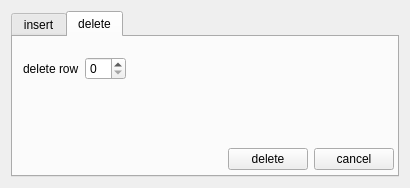
First picture: the form in src/ui/insertDeleteRowsWidget.ui, repository haskelladdict/sconcho, before the edit.
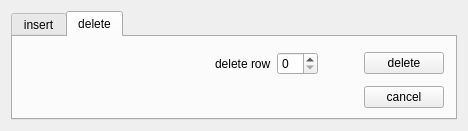
Second picture: the form after the edit. The open tabs and pages were chosen to show the change.

Commit message: Improved layout of row delete widget a bit.

```diff
--- a/src/ui/insertDeleteRowsWidget.ui
+++ b/src/ui/insertDeleteRowsWidget.ui
@@ -6,8 +6,8 @@
    <rect>
     <x>0</x>
     <y>0</y>
-    <width>410</width>
-    <height>188</height>
+    <width>468</width>
+    <height>131</height>
    </rect>
   </property>
   <property name="windowTitle">
@@ -17,23 +17,23 @@
    <item>
     <widget class="QTabWidget" name="tabWidget">
      <property name="currentIndex">
-      <number>0</number>
+      <number>1</number>
      </property>
      <widget class="QWidget" name="tab">
       <attribute name="title">
        <string>insert</string>
       </attribute>
-      <widget class="QWidget" name="layoutWidget">
+      <widget class="QWidget" name="">
        <property name="geometry">
         <rect>
          <x>10</x>
-         <y>20</y>
-         <width>364</width>
-         <height>114</height>
+         <y>10</y>
+         <width>425</width>
+         <height>65</height>
         </rect>
        </property>
-       <layout class="QVBoxLayout" name="verticalLayout_2">
-        <item>
+       <layout class="QGridLayout" name="gridLayout_2">
+        <item row="0" column="0">
          <layout class="QHBoxLayout" name="horizontalLayout">
           <item>
            <widget class="QLabel" name="label">
@@ -85,49 +85,45 @@
           </item>
          </layout>
         </item>
-        <item>
-         <spacer name="verticalSpacer">
+        <item row="0" column="2">
+         <widget class="QPushButton" name="insertButton">
+          <property name="text">
+           <string>insert</string>
+          </property>
+         </widget>
+        </item>
+        <item row="1" column="2">
+         <widget class="QPushButton" name="insertCancelButton">
+          <property name="text">
+           <string>cancel</string>
+          </property>
+         </widget>
+        </item>
+        <item row="0" column="1">
+         <spacer name="horizontalSpacer">
           <property name="orientation">
-           <enum>Qt::Vertical</enum>
+           <enum>Qt::Horizontal</enum>
           </property>
           <property name="sizeHint" stdset="0">
            <size>
-            <width>20</width>
-            <height>40</height>
+            <width>40</width>
+            <height>20</height>
            </size>
           </property>
          </spacer>
         </item>
-        <item>
-         <layout class="QHBoxLayout" name="horizontalLayout_2">
-          <item>
-           <spacer name="horizontalSpacer">
-            <property name="orientation">
-             <enum>Qt::Horizontal</enum>
-            </property>
-            <property name="sizeHint" stdset="0">
-             <size>
-              <width>40</width>
-              <height>20</height>
-             </size>
-            </property>
-           </spacer>
-          </item>
-          <item>
-           <widget class="QPushButton" name="insertButton">
-            <property name="text">
-             <string>insert</string>
-            </property>
-           </widget>
-          </item>
-          <item>
-           <widget class="QPushButton" name="insertCancelButton">
-            <property name="text">
-             <string>cancel</string>
-            </property>
-           </widget>
-          </item>
-         </layout>
+        <item row="1" column="1">
+         <spacer name="horizontalSpacer_2">
+          <property name="orientation">
+           <enum>Qt::Horizontal</enum>
+          </property>
+          <property name="sizeHint" stdset="0">
+           <size>
+            <width>40</width>
+            <height>20</height>
+           </size>
+          </property>
+         </spacer>
         </item>
        </layout>
       </widget>
@@ -139,82 +135,95 @@
       <widget class="QWidget" name="">
        <property name="geometry">
         <rect>
-         <x>10</x>
-         <y>20</y>
-         <width>371</width>
-         <height>113</height>
+         <x>0</x>
+         <y>10</y>
+         <width>431</width>
+         <height>67</height>
         </rect>
        </property>
-       <layout class="QVBoxLayout" name="verticalLayout_3">
+       <layout class="QHBoxLayout" name="horizontalLayout_2">
         <item>
-         <layout class="QHBoxLayout" name="horizontalLayout_3">
-          <item>
-           <widget class="QLabel" name="label_4">
-            <property name="text">
-             <string>delete row</string>
-            </property>
-           </widget>
-          </item>
-          <item>
-           <widget class="QSpinBox" name="deleteRowWidget"/>
-          </item>
-          <item>
-           <spacer name="horizontalSpacer_3">
-            <property name="orientation">
-             <enum>Qt::Horizontal</enum>
-            </property>
-            <property name="sizeHint" stdset="0">
-             <size>
-              <width>40</width>
-              <height>20</height>
-             </size>
-            </property>
-           </spacer>
-          </item>
-         </layout>
-        </item>
-        <item>
-         <spacer name="verticalSpacer_2">
+         <spacer name="horizontalSpacer_6">
           <property name="orientation">
-           <enum>Qt::Vertical</enum>
+           <enum>Qt::Horizontal</enum>
           </property>
           <property name="sizeHint" stdset="0">
            <size>
-            <width>20</width>
-            <height>40</height>
+            <width>40</width>
+            <height>20</height>
            </size>
           </property>
          </spacer>
         </item>
         <item>
-         <layout class="QHBoxLayout" name="horizontalLayout_4">
-          <item>
-           <spacer name="horizontalSpacer_2">
-            <property name="orientation">
-             <enum>Qt::Horizontal</enum>
-            </property>
-            <property name="sizeHint" stdset="0">
-             <size>
-              <width>40</width>
-              <height>20</height>
-             </size>
-            </property>
-           </spacer>
-          </item>
-          <item>
+         <layout class="QGridLayout" name="gridLayout">
+          <item row="0" column="2">
            <widget class="QPushButton" name="deleteButton">
             <property name="text">
              <string>delete</string>
             </property>
            </widget>
           </item>
-          <item>
+          <item row="1" column="2">
            <widget class="QPushButton" name="deleteCancelButton">
             <property name="text">
              <string>cancel</string>
             </property>
            </widget>
           </item>
+          <item row="1" column="1">
+           <spacer name="horizontalSpacer_5">
+            <property name="orientation">
+             <enum>Qt::Horizontal</enum>
+            </property>
+            <property name="sizeHint" stdset="0">
+             <size>
+              <width>40</width>
+              <height>20</height>
+             </size>
+            </property>
+           </spacer>
+          </item>
+          <item row="0" column="1">
+           <spacer name="horizontalSpacer_4">
+            <property name="orientation">
+             <enum>Qt::Horizontal</enum>
+            </property>
+            <property name="sizeHint" stdset="0">
+             <size>
+              <width>40</width>
+              <height>20</height>
+             </size>
+            </property>
+           </spacer>
+          </item>
+          <item row="0" column="0">
+           <layout class="QHBoxLayout" name="horizontalLayout_3">
+            <item>
+             <spacer name="horizontalSpacer_3">
+              <property name="orientation">
+               <enum>Qt::Horizontal</enum>
+              </property>
+              <property name="sizeHint" stdset="0">
+               <size>
+                <width>40</width>
+                <height>20</height>
+               </size>
+              </property>
+             </spacer>
+            </item>
+            <item>
+             <widget class="QLabel" name="label_4">
+              <property name="text">
+               <string>delete row</string>
+              </property>
+             </widget>
+            </item>
+            <item>
+             <widget class="QSpinBox" name="deleteRowWidget"/>
+            </item>
+           </layout>
+          </item>
          </layout>
         </item>
        </layout>
```
